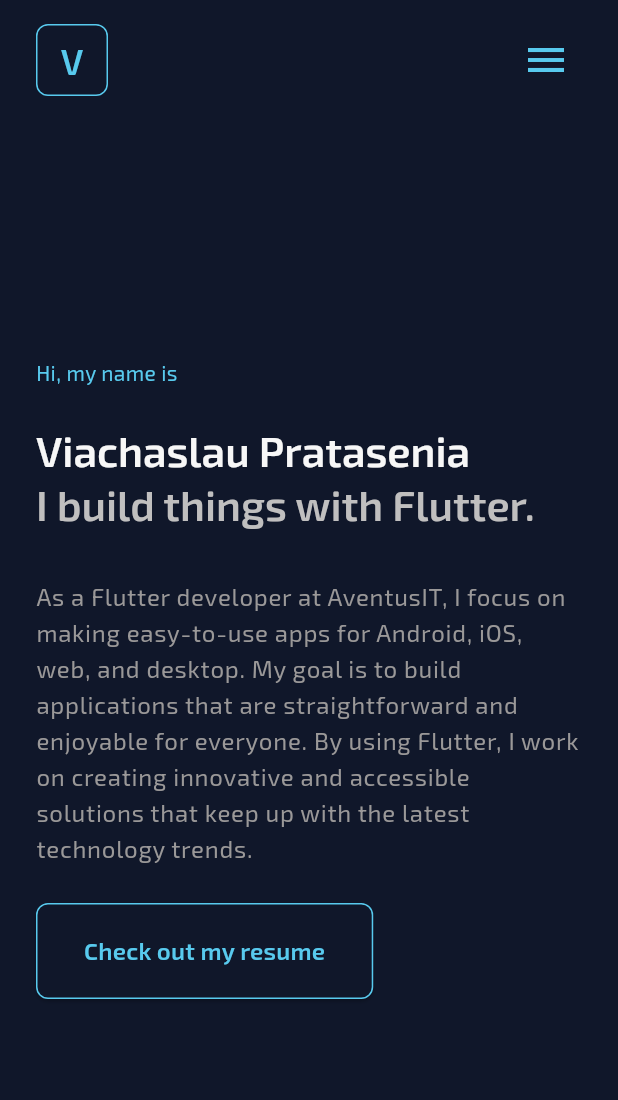
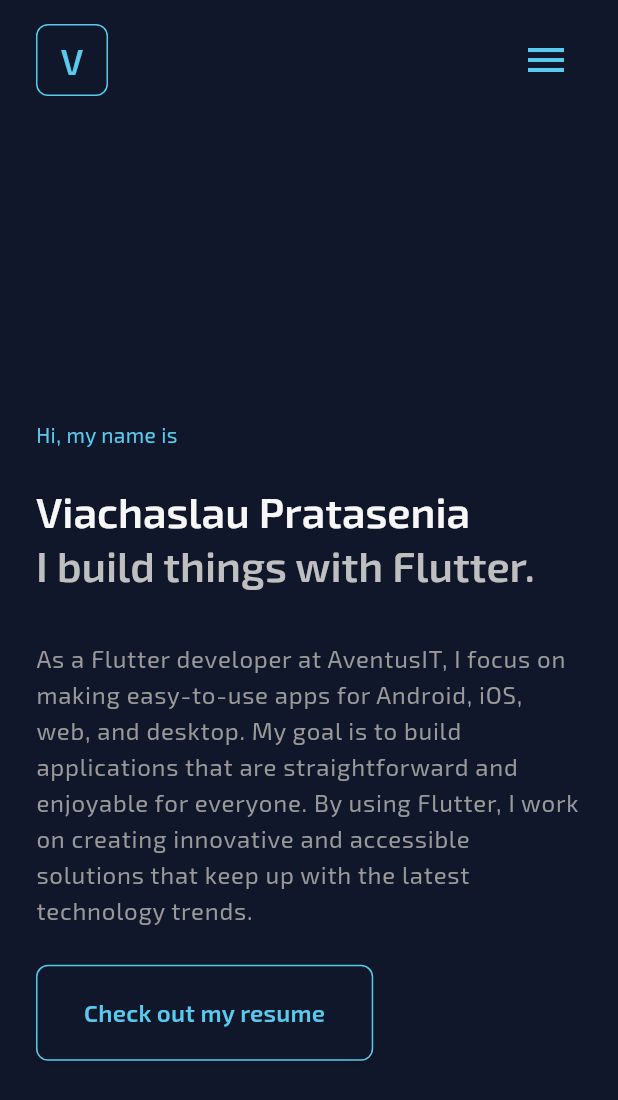
Before and after one commit to ViachaslauPratasenia/ViachaslauPratasenia.github.io, a Flutter app: the screen it shows after launch, on a phone screen of 412 x 824 dp. Shown: the top 1100 px of the screen. Run offline on Flutter 3.47's test engine with Material 3 defaults, Android fonts, the phone set to English and light mode, and no system bars; our stand-ins replace dio, firebase_core, flutter_bloc, flutter_screenutil, flutter_svg, get_it and 5 more; missing offline and left inert: firebase_analytics_web; accounts and stored records are empty; generated files the repository leaves out were written again; network calls fail; statements that could not run were skipped.

Commit message:
adjusted home page height calculation for improved layout

```diff
--- a/lib/features/home/presentation/home_page.dart
+++ b/lib/features/home/presentation/home_page.dart
@@ -71,7 +71,7 @@ class HomePage extends StatelessWidget {
                     child: Column(
                       children: [
                         SizedBox(
-                          height: MediaQuery.sizeOf(context).height - tabHeight,
+                          height: MediaQuery.sizeOf(context).height * 1.1 - tabHeight,
                           child: Center(
                             child: AboutInfo(developerProfile: profileState.developerProfile!),
                           ),
```
